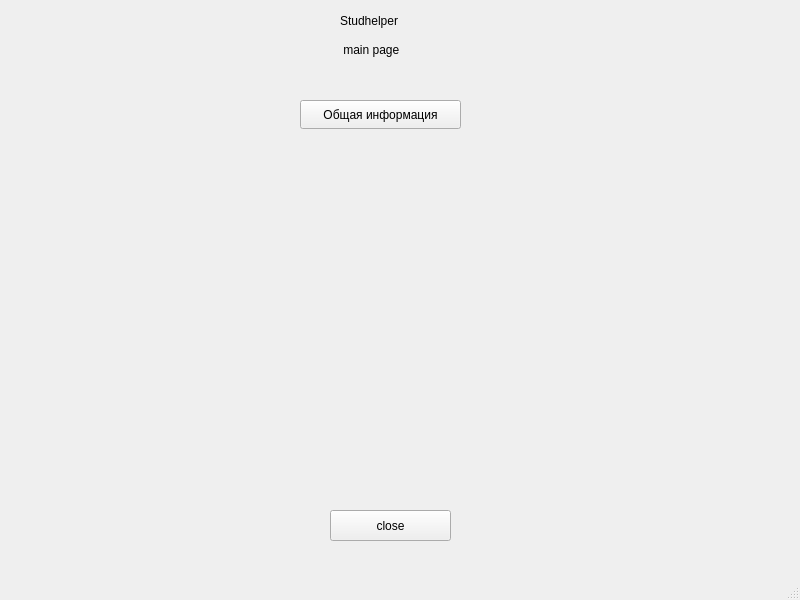
This is untitled52/mainwindow.ui in 0schweps0/studhelper as Qt 5 draws it before an edit. The edited form follows.
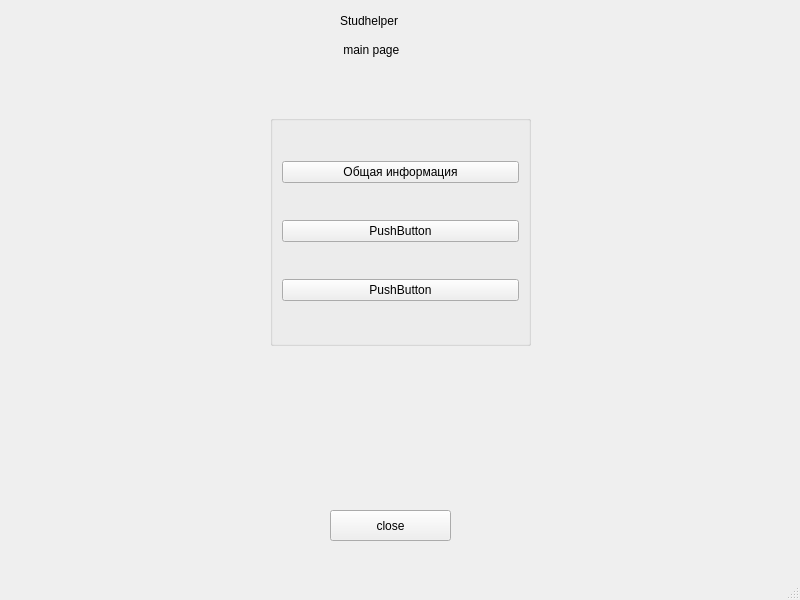
This is the edited form.

```diff
--- a/untitled52/mainwindow.ui
+++ b/untitled52/mainwindow.ui
@@ -53,18 +53,41 @@
      <string>Studhelper</string>
     </property>
    </widget>
-   <widget class="QPushButton" name="window_data_b">
+   <widget class="QGroupBox" name="groupBox">
     <property name="geometry">
      <rect>
-      <x>300</x>
-      <y>100</y>
-      <width>161</width>
-      <height>29</height>
+      <x>270</x>
+      <y>115</y>
+      <width>261</width>
+      <height>231</height>
      </rect>
     </property>
-    <property name="text">
-     <string>Общая информация</string>
+    <property name="title">
+     <string/>
     </property>
+    <layout class="QVBoxLayout" name="verticalLayout_2">
+     <item>
+      <widget class="QPushButton" name="window_data_b">
+       <property name="text">
+        <string>Общая информация</string>
+       </property>
+      </widget>
+     </item>
+     <item>
+      <widget class="QPushButton" name="pushButton_3">
+       <property name="text">
+        <string>PushButton</string>
+       </property>
+      </widget>
+     </item>
+     <item>
+      <widget class="QPushButton" name="pushButton_2">
+       <property name="text">
+        <string>PushButton</string>
+       </property>
+      </widget>
+     </item>
+    </layout>
    </widget>
   </widget>
   <widget class="QMenuBar" name="menubar">
```
